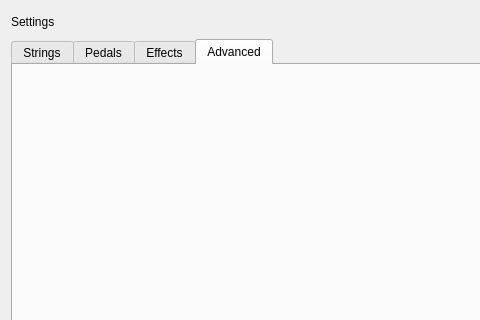
Above: src/qt/Settings/Settings.ui from chuckfairy/OrzaSteel before the change; both pictures show x 0 to 480 and y 0 to 320 of the 578 by 492 pixel window. Below: the same form after it.
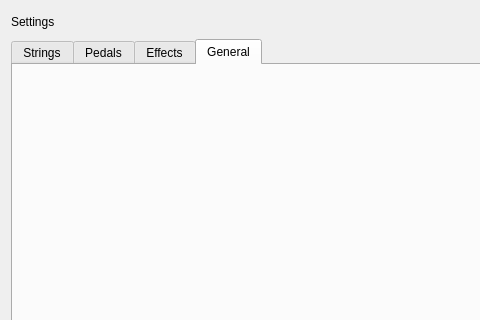
That is the form after the change. The open tabs and pages were chosen to show the change.

Commit message: settings start addings in general settings

```diff
--- a/src/qt/Settings/Settings.ui
+++ b/src/qt/Settings/Settings.ui
@@ -144,7 +144,7 @@
        </widget>
        <widget class="QWidget" name="tab_3">
         <attribute name="title">
-         <string>Advanced</string>
+         <string>General</string>
         </attribute>
        </widget>
       </widget>
```
Left out of the diff: 24 changed lines with no effect on the pictures. The commit also changes 6 other files.
